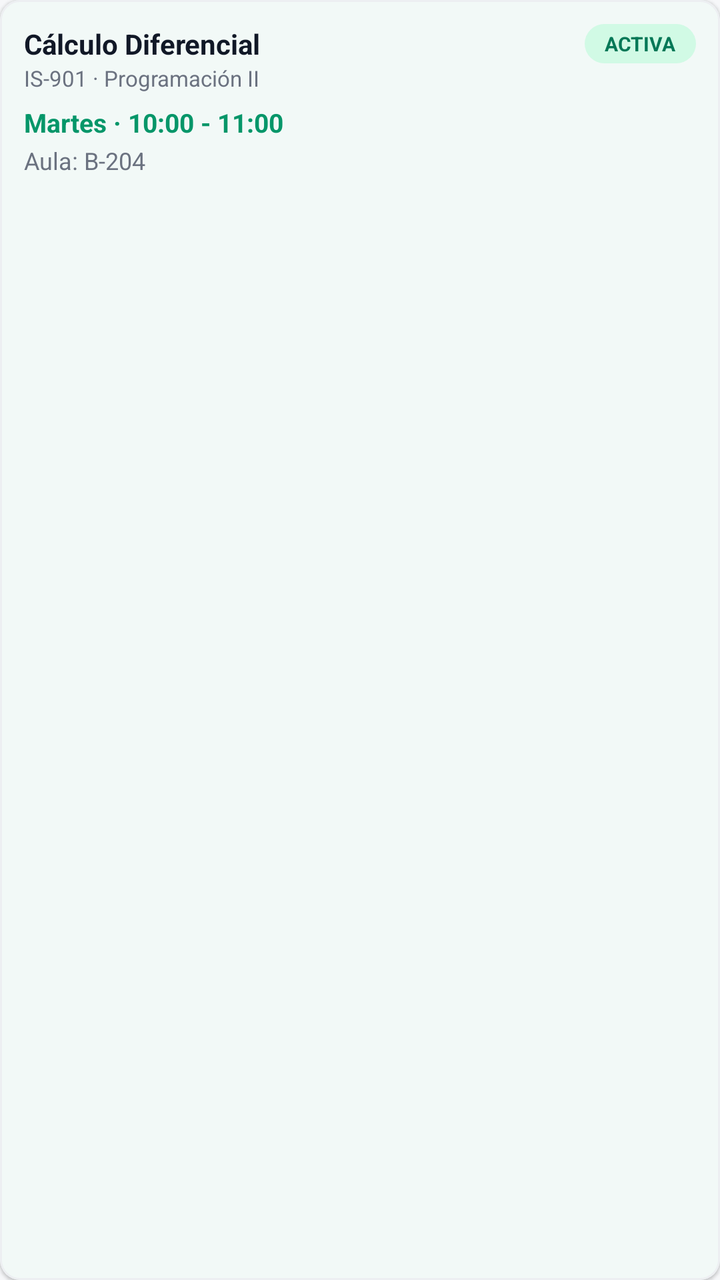
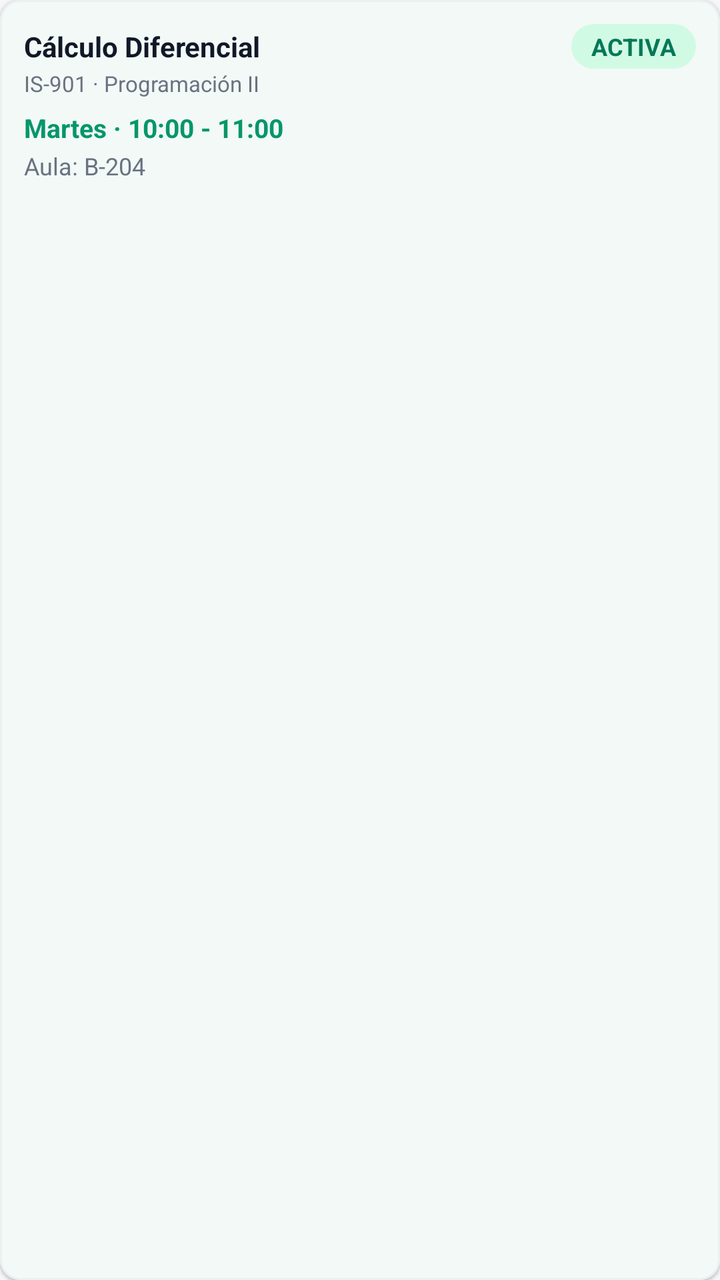

Screens rendered from an Android XML layout before and after an edit, with the pre-edit source and the edit as a unified diff.
<!-- AndroidManifest.xml: application theme Theme.BienestarUPC -->
<!-- res/layout/item_tutoria.xml -->
<?xml version="1.0" encoding="utf-8"?>
<com.google.android.material.card.MaterialCardView
    xmlns:android="http://schemas.android.com/apk/res/android"
    xmlns:app="http://schemas.android.com/apk/res-auto"
    android:layout_width="match_parent"
    android:layout_height="wrap_content"
    android:layout_marginHorizontal="16dp"
    android:layout_marginVertical="4dp"
    app:cardBackgroundColor="@color/white_card"
    app:cardCornerRadius="10dp"
    app:cardElevation="1dp">

    <LinearLayout
        android:layout_width="match_parent"
        android:layout_height="wrap_content"
        android:orientation="vertical"
        android:padding="12dp">

        <LinearLayout
            android:layout_width="match_parent"
            android:layout_height="wrap_content"
            android:orientation="horizontal"
            android:gravity="center_vertical">

            <TextView
                android:id="@+id/txt_tutoria_materia"
                android:layout_width="0dp"
                android:layout_height="wrap_content"
                android:layout_weight="1"
                android:text="Cálculo Diferencial"
                android:textColor="@color/text_primary"
                android:textSize="14sp"
                android:textStyle="bold"
                android:maxLines="1"
                android:ellipsize="end" />

            <TextView
                android:id="@+id/txt_tutoria_estado"
                android:layout_width="wrap_content"
                android:layout_height="wrap_content"
                android:background="@drawable/badge_success"
                android:paddingHorizontal="10dp"
                android:paddingVertical="3dp"
                android:text="ACTIVA"
                android:textColor="@color/success_text"
                android:textSize="10sp"
                android:textStyle="bold" />
        </LinearLayout>

        <TextView
            android:id="@+id/txt_tutoria_curso"
            android:layout_width="wrap_content"
            android:layout_height="wrap_content"
            android:text="IS-901 · Programación II"
            android:textColor="@color/text_secondary"
            android:textSize="11sp" />

        <TextView
            android:id="@+id/txt_tutoria_horario"
            android:layout_width="wrap_content"
            android:layout_height="wrap_content"
            android:layout_marginTop="6dp"
            android:text="Martes · 10:00 - 11:00"
            android:textColor="@color/green_primary"
            android:textSize="13sp"
            android:textStyle="bold" />

        <TextView
            android:id="@+id/txt_tutoria_aula"
            android:layout_width="wrap_content"
            android:layout_height="wrap_content"
            android:layout_marginTop="2dp"
            android:text="Aula: B-204"
            android:textColor="@color/text_secondary"
            android:textSize="12sp" />
    </LinearLayout>
</com.google.android.material.card.MaterialCardView>
<!-- resources referenced by this layout -->
<resources>
  <color name="green_primary">#059669</color>
  <color name="success_text">#047857</color>
  <color name="text_primary">#111827</color>
  <color name="text_secondary">#6B7280</color>
  <color name="white_card">#FFFFFF</color>
  <!-- drawable badge_success (drawable) -->
  <?xml version="1.0" encoding="utf-8"?>
  <shape xmlns:android="http://schemas.android.com/apk/res/android"
      android:shape="rectangle">
      <solid android:color="@color/success_bg" />
      <corners android:radius="20dp" />
  </shape>
  <color name="success_bg">#D1FAE5</color>
  <color name="green_container">#D1FAE5</color>
  <color name="on_primary_container">#053B2A</color>
  <color name="teal_primary">#0D9488</color>
  <color name="teal_light">#CCFBF1</color>
  <color name="background_gray">#F6F7F9</color>
  <color name="surface_container_low">#F8FAFC</color>
  <color name="surface_container">#EFF2F5</color>
  <color name="surface_container_high">#E7EAEE</color>
  <color name="surface_container_highest">#DEE2E8</color>
  <color name="surface_outline">#C9CFD8</color>
  <color name="surface_outline_variant">#E4E7EC</color>
  <color name="error_text">#DC2626</color>
  <color name="green_primary_dark">#047857</color>
  <style name="Widget.BienestarUPC.Card" parent="Widget.Material3.CardView.Elevated">
          <item name="cardCornerRadius">20dp</item>
          <item name="cardElevation">1dp</item>
          <item name="cardBackgroundColor">@color/white_card</item>
          <item name="strokeColor">@color/stroke_color</item>
          <item name="strokeWidth">1dp</item>
          <item name="rippleColor">@color/green_light</item>
      </style>
  <style name="BottomNavigationStyle" parent="Widget.Material3.BottomNavigationView">
          <item name="android:background">@color/nav_background</item>
          <item name="itemIconSize">24dp</item>
          <item name="itemRippleColor">@color/green_light</item>
          <item name="itemIconTint">@color/nav_item_text_color</item>
          <item name="itemTextColor">@color/nav_item_text_color</item>
          <item name="elevation">8dp</item>
      </style>
  <style name="Widget.BienestarUPC.Chip" parent="Widget.Material3.Chip.Filter">
          <item name="chipCornerRadius">20dp</item>
          <item name="chipMinHeight">36dp</item>
          <item name="chipBackgroundColor">@color/chip_bg</item>
          <item name="android:textColor">@color/chip_text</item>
          <item name="chipStrokeWidth">1dp</item>
          <item name="chipStrokeColor">@color/stroke_color</item>
      </style>
  <style name="ThemeOverlay.BienestarUPC.MaterialAlertDialog" parent="ThemeOverlay.Material3.MaterialAlertDialog">
          <item name="shapeAppearanceOverlay">@style/ShapeAppearance.BienestarUPC.Dialog</item>
          <item name="colorSecondary">@color/green_primary</item>
      </style>
  <style name="Widget.BienestarUPC.Snackbar" parent="Widget.Material3.Snackbar">
          <item name="backgroundTint">@color/text_primary</item>
          <item name="android:textColor">@color/white_card</item>
          <item name="shapeAppearanceOverlay">@style/ShapeAppearance.BienestarUPC.Snackbar</item>
      </style>
  <color name="gray_medium">#9CA3AF</color>
  <color name="stroke_color">#EDEFF2</color>
  <color name="green_light">#D1FAE5</color>
  <color name="nav_background">#FFFFFF</color>
  <color name="chip_bg">#F3F4F6</color>
  <color name="chip_text">#111827</color>
  <style name="ShapeAppearance.BienestarUPC.Dialog" parent="ShapeAppearance.Material3.LargeComponent">
          <item name="cornerSize">24dp</item>
      </style>
  <style name="ShapeAppearance.BienestarUPC.Snackbar" parent="ShapeAppearance.Material3.MediumComponent">
          <item name="cornerFamily">rounded</item>
          <item name="cornerSize">14dp</item>
      </style>
  <!-- unchanged entries left out for length: 3 -->
</resources>

<!-- the commit's change to res/layout/item_tutoria.xml (unified diff, before → after) -->
@@ -43,7 +43,7 @@
                 android:paddingVertical="3dp"
                 android:text="ACTIVA"
                 android:textColor="@color/success_text"
-                android:textSize="10sp"
+                android:textSize="12sp"
                 android:textStyle="bold" />
         </LinearLayout>
 
